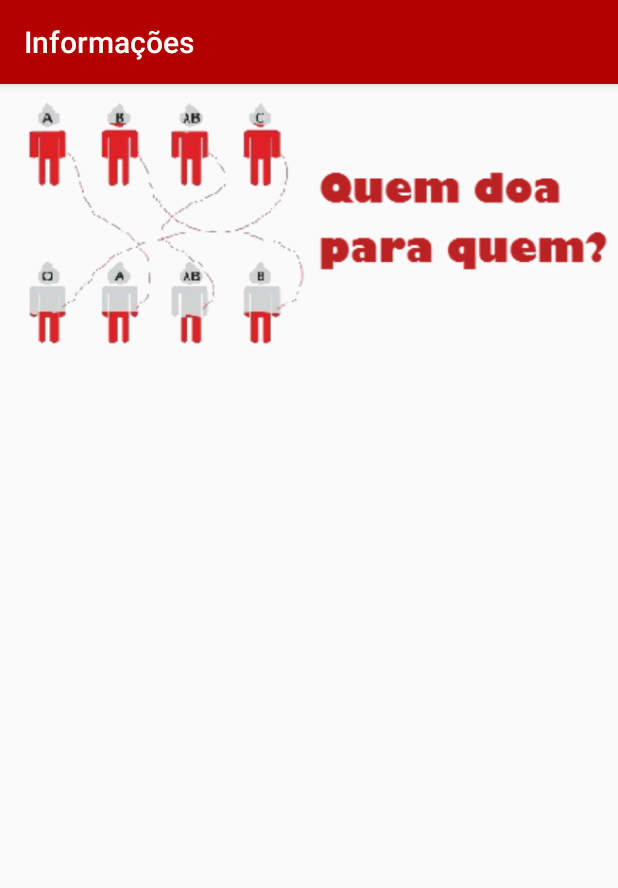
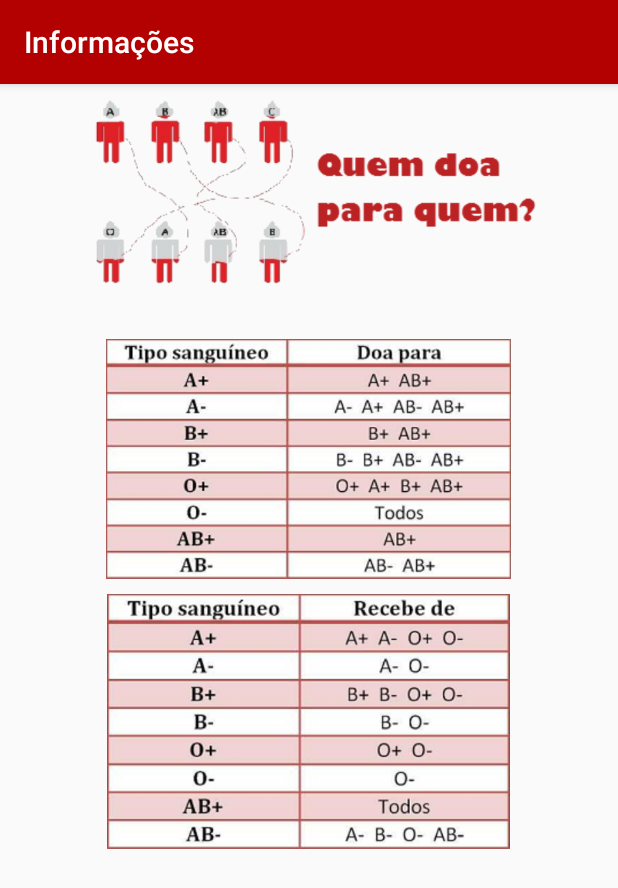
Before and after one commit to rayssaledo/DoeVida, an Android app: the MoreInformation1Activity screen opened directly, with no data from a screen before it, on a phone screen of 412 x 824 dp. Shown: the top 888 px of the screen. Run offline under Robolectric (Android 15) with nearby library versions, the phone set to English and light mode, and no system bars.

Commit message:
Tela de informativos finalizada

```diff
--- a/DoeVida/app/src/main/res/layout/activity_more_information1.xml
+++ b/DoeVida/app/src/main/res/layout/activity_more_information1.xml
@@ -20,9 +20,26 @@
 
         <ImageView
             android:layout_width="wrap_content"
-            android:layout_height="wrap_content"
-            android:id="@+id/imageView"
-            android:src="@drawable/compatibility"/>
+            android:layout_height="150dp"
+            android:id="@+id/iv_compatibility"
+            android:src="@drawable/compatibility"
+            android:padding="5dp"/>
+
+        <ImageView
+            android:layout_width="wrap_content"
+            android:layout_height="160dp"
+            android:id="@+id/iv_donates"
+            android:src="@drawable/donates"
+            android:layout_marginTop="20dp"
+            android:layout_gravity="center"/>
+
+        <ImageView
+            android:layout_width="wrap_content"
+            android:layout_height="170dp"
+            android:id="@+id/iv_receive"
+            android:src="@drawable/receive"
+            android:layout_marginTop="10dp"
+            android:layout_gravity="center"/>
 
     </LinearLayout>
 
--- a/DoeVida/app/src/main/res/layout/activity_more_information2.xml
+++ b/DoeVida/app/src/main/res/layout/activity_more_information2.xml
@@ -22,7 +22,8 @@
             android:layout_width="wrap_content"
             android:layout_height="wrap_content"
             android:id="@+id/imageView"
-            android:src="@drawable/requirement"/>
+            android:src="@drawable/requirement"
+            android:padding="5dp"/>
 
         <TextView
             android:layout_width="wrap_content"
```
Also changed, not shown: DoeVida/app/src/main/res/drawable/donates.png (added), DoeVida/app/src/main/res/drawable/receive.png (added).
